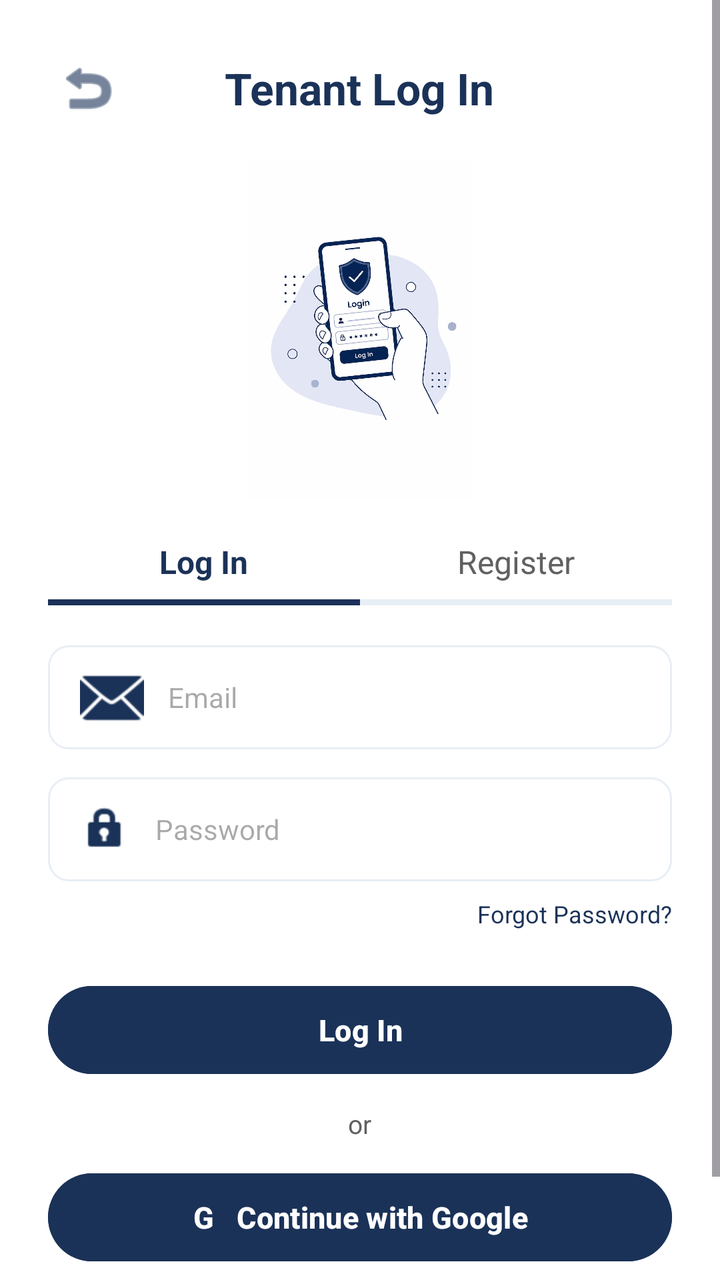
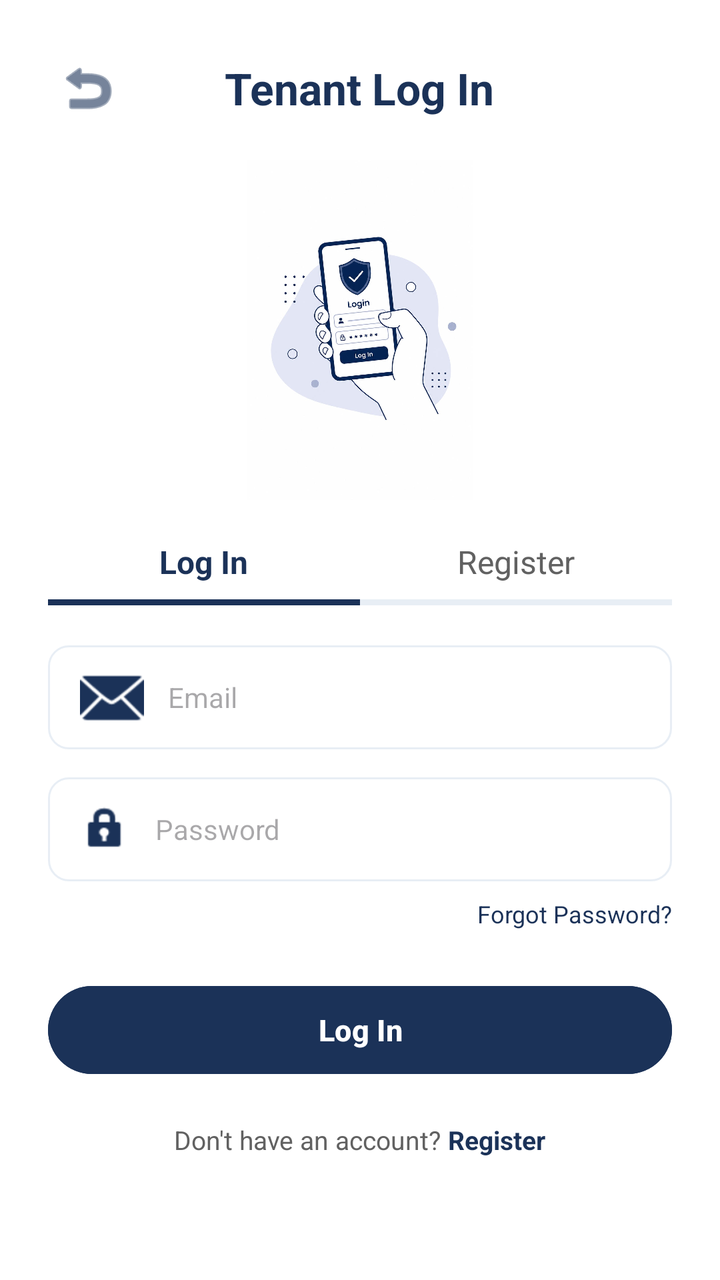

Before-and-after screenshots of an Android layout around one commit, followed by the original layout XML and the change that was made.
<!-- AndroidManifest.xml: application theme Theme.FixItBoard -->
<!-- res/layout/activity_tenant_login.xml -->
<?xml version="1.0" encoding="utf-8"?>
<ScrollView xmlns:android="http://schemas.android.com/apk/res/android"
    xmlns:app="http://schemas.android.com/apk/res-auto"
    xmlns:tools="http://schemas.android.com/tools"
    android:layout_width="match_parent"
    android:layout_height="match_parent"
    android:background="@color/white"
    android:fillViewport="true"
    android:fitsSystemWindows="true"
    tools:context=".TenantLoginActivity">

    <LinearLayout
        android:layout_width="match_parent"
        android:layout_height="wrap_content"
        android:orientation="vertical"
        android:padding="24dp">

        <RelativeLayout
            android:layout_width="match_parent"
            android:layout_height="wrap_content"
            android:layout_marginBottom="16dp">

            <ImageButton
                android:id="@+id/btnBack"
                android:layout_width="40dp"
                android:layout_height="40dp"
                android:layout_alignParentStart="true"
                android:layout_centerVertical="true"
                android:background="?attr/selectableItemBackgroundBorderless"
                android:contentDescription="Back"
                android:src="@android:drawable/ic_menu_revert"
                app:tint="@color/navy_primary" />

            <TextView
                android:id="@+id/tvHeaderTitle"
                android:layout_width="wrap_content"
                android:layout_height="wrap_content"
                android:layout_centerInParent="true"
                android:text="Tenant Log In"
                android:textColor="@color/navy_primary"
                android:textSize="22sp"
                android:textStyle="bold" />
        </RelativeLayout>

        <ImageView
            android:id="@+id/ivTenantIllustration"
            android:layout_width="170dp"
            android:layout_height="170dp"
            android:layout_gravity="center_horizontal"
            android:layout_marginBottom="20dp"
            android:contentDescription="Tenant Login Illustration"
            android:scaleType="fitCenter"
            android:src="@drawable/tenantlogin" />

        <LinearLayout
            android:layout_width="match_parent"
            android:layout_height="wrap_content"
            android:layout_marginBottom="20dp"
            android:orientation="horizontal">

            <LinearLayout
                android:id="@+id/tabLogin"
                android:layout_width="0dp"
                android:layout_height="wrap_content"
                android:layout_weight="1"
                android:gravity="center"
                android:orientation="vertical">

                <TextView
                    android:id="@+id/tvTabLogin"
                    android:layout_width="wrap_content"
                    android:layout_height="wrap_content"
                    android:paddingBottom="8dp"
                    android:text="Log In"
                    android:textColor="@color/navy_primary"
                    android:textSize="16sp"
                    android:textStyle="bold" />

                <View
                    android:id="@+id/indicatorLogin"
                    android:layout_width="match_parent"
                    android:layout_height="3dp"
                    android:background="@color/navy_primary" />
            </LinearLayout>

            <LinearLayout
                android:id="@+id/tabRegister"
                android:layout_width="0dp"
                android:layout_height="wrap_content"
                android:layout_weight="1"
                android:gravity="center"
                android:orientation="vertical">

                <TextView
                    android:id="@+id/tvTabRegister"
                    android:layout_width="wrap_content"
                    android:layout_height="wrap_content"
                    android:paddingBottom="8dp"
                    android:text="Register"
                    android:textColor="@color/text_gray"
                    android:textSize="16sp" />

                <View
                    android:id="@+id/indicatorRegister"
                    android:layout_width="match_parent"
                    android:layout_height="3dp"
                    android:background="@color/slate_light" />
            </LinearLayout>
        </LinearLayout>

        <EditText
            android:id="@+id/etFullName"
            android:layout_width="match_parent"
            android:layout_height="52dp"
            android:layout_marginBottom="14dp"
            android:background="@drawable/bg_input_outline"
            android:hint="Full Name &amp; Unit (e.g. Juan - Unit 3B)"
            android:inputType="textPersonName"
            android:paddingHorizontal="16dp"
            android:textColor="@color/text_primary"
            android:textSize="14sp"
            android:visibility="gone" />

        <EditText
            android:id="@+id/etEmail"
            android:layout_width="match_parent"
            android:layout_height="52dp"
            android:layout_marginBottom="14dp"
            android:background="@drawable/bg_input_outline"
            android:drawableStart="@android:drawable/ic_dialog_email"
            android:drawablePadding="12dp"
            android:drawableTint="@color/navy_primary"
            android:hint="Email"
            android:inputType="textEmailAddress"
            android:paddingHorizontal="16dp"
            android:textColor="@color/text_primary"
            android:textSize="14sp" />

        <EditText
            android:id="@+id/etPassword"
            android:layout_width="match_parent"
            android:layout_height="52dp"
            android:layout_marginBottom="8dp"
            android:background="@drawable/bg_input_outline"
            android:drawableStart="@android:drawable/ic_lock_idle_lock"
            android:drawablePadding="12dp"
            android:drawableTint="@color/navy_primary"
            android:hint="Password"
            android:inputType="textPassword"
            android:paddingHorizontal="16dp"
            android:textColor="@color/text_primary"
            android:textSize="14sp" />

        <TextView
            android:id="@+id/tvForgotPassword"
            android:layout_width="wrap_content"
            android:layout_height="wrap_content"
            android:layout_gravity="end"
            android:layout_marginBottom="24dp"
            android:text="Forgot Password?"
            android:textColor="@color/navy_primary"
            android:textSize="12sp" />

        <Button
            android:id="@+id/btnSubmitAuth"
            android:layout_width="match_parent"
            android:layout_height="52dp"
            android:backgroundTint="@color/navy_primary"
            android:text="Log In"
            android:textAllCaps="false"
            android:textColor="@color/white"
            android:textSize="15sp"
            android:textStyle="bold" />

        <TextView
            android:layout_width="wrap_content"
            android:layout_height="wrap_content"
            android:layout_gravity="center_horizontal"
            android:layout_marginVertical="12dp"
            android:text="or"
            android:textColor="@color/text_gray"
            android:textSize="13sp" />

        <Button
            android:id="@+id/btnGoogleAuth"
            android:layout_width="match_parent"
            android:layout_height="52dp"
            android:backgroundTint="@color/navy_primary"
            android:text="G   Continue with Google"
            android:textAllCaps="false"
            android:textColor="@color/white"
            android:textSize="15sp"
            android:textStyle="bold" />

        <LinearLayout
            android:layout_width="wrap_content"
            android:layout_height="wrap_content"
            android:layout_gravity="center_horizontal"
            android:layout_marginTop="20dp"
            android:orientation="horizontal">

            <TextView
                android:id="@+id/tvSwitchPrompt"
                android:layout_width="wrap_content"
                android:layout_height="wrap_content"
                android:text="Don't have an account? "
                android:textColor="@color/text_gray"
                android:textSize="13sp" />

            <TextView
                android:id="@+id/tvSwitchAction"
                android:layout_width="wrap_content"
                android:layout_height="wrap_content"
                android:text="Register"
                android:textColor="@color/navy_primary"
                android:textSize="13sp"
                android:textStyle="bold" />
        </LinearLayout>

    </LinearLayout>
</ScrollView>
<!-- resources referenced by this layout -->
<resources>
  <color name="navy_primary">#1B3258</color>
  <color name="slate_light">#E8EEF5</color>
  <color name="text_gray">#616161</color>
  <color name="text_primary">#1A1C1E</color>
  <color name="white">#FFFFFFFF</color>
  <!-- drawable bg_input_outline (drawable) -->
  <?xml version="1.0" encoding="utf-8"?>
  <shape xmlns:android="http://schemas.android.com/apk/res/android"
      android:shape="rectangle">
      <solid android:color="@color/white" />
      <corners android:radius="10dp" />
      <stroke
          android:width="1dp"
          android:color="@color/slate_light" />
  </shape>
  <!-- drawable tenantlogin: jpg bitmap (drawable, 73917 bytes) -->
  <style name="Theme.FixItBoard" parent="Base.Theme.FixItBoard" />
  <style name="Base.Theme.FixItBoard" parent="Theme.Material3.DayNight.NoActionBar">
          
          
      </style>
</resources>

<!-- the commit's change to res/layout/activity_tenant_login.xml (unified diff, before → after) -->
@@ -172,26 +172,6 @@
             android:textSize="15sp"
             android:textStyle="bold" />
 
-        <TextView
-            android:layout_width="wrap_content"
-            android:layout_height="wrap_content"
-            android:layout_gravity="center_horizontal"
-            android:layout_marginVertical="12dp"
-            android:text="or"
-            android:textColor="@color/text_gray"
-            android:textSize="13sp" />
-
-        <Button
-            android:id="@+id/btnGoogleAuth"
-            android:layout_width="match_parent"
-            android:layout_height="52dp"
-            android:backgroundTint="@color/navy_primary"
-            android:text="G   Continue with Google"
-            android:textAllCaps="false"
-            android:textColor="@color/white"
-            android:textSize="15sp"
-            android:textStyle="bold" />
-
         <LinearLayout
             android:layout_width="wrap_content"
             android:layout_height="wrap_content"
